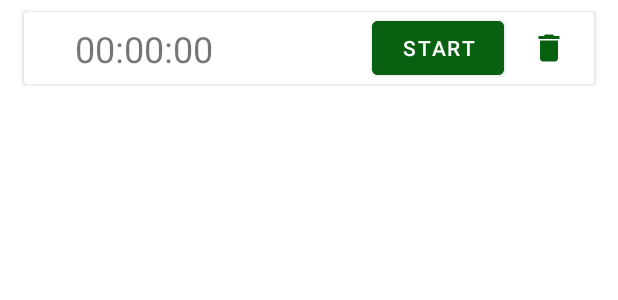
After one commit to segaman21/RSShool2021-Android-task-Pomodoro, an Android app: the layout stopwatch_item.xml on its own in the app's theme, with its tools: preview values and no code run, on a phone screen of 412 x 824 dp. The commit adds this screen. Shown: the top 300 px of the screen. Run offline under Robolectric (Android 15) with nearby library versions, the phone set to English and light mode, and no system bars.

Commit message:
fix timer

```diff
--- /dev/null
+++ b/app/src/main/java/com/example/rsshool2021_android_task_pomodoro/CustomView.kt
@@ -0,0 +1,77 @@
+package com.example.rsshool2021_android_task_pomodoro
+
+import android.content.Context
+import android.graphics.Canvas
+import android.graphics.Color
+import android.graphics.Paint
+import android.util.AttributeSet
+import android.view.View
+import androidx.annotation.AttrRes
+
+class CustomView @JvmOverloads constructor(
+    context: Context,
+    attrs: AttributeSet? = null,
+    @AttrRes defStyleAttr: Int = 0
+) : View(context, attrs, defStyleAttr) {
+
+    private var periodMs = 0L
+    private var currentMs = 0L
+    private var color = 0
+    private var style = FILL
+    private val paint = Paint()
+
+    init {
+        if (attrs != null) {
+            val styledAttrs = context.theme.obtainStyledAttributes(
+                attrs,
+                R.styleable.CustomView,
+                defStyleAttr,
+                0
+            )
+            color = styledAttrs.getColor(R.styleable.CustomView_custom_color, Color.RED)
+            style = styledAttrs.getInt(R.styleable.CustomView_custom_style, FILL)
+            styledAttrs.recycle()
+        }
+
+        paint.color = color
+        paint.style = if (style == FILL) Paint.Style.FILL else Paint.Style.STROKE
+        paint.strokeWidth = 5F
+    }
+
+    override fun onDraw(canvas: Canvas) {
+        super.onDraw(canvas)
+        if (periodMs == 0L || currentMs == 0L) return
+        val startAngel = (((currentMs % periodMs).toFloat() / periodMs) * 360)
+
+        canvas.drawArc(
+            0f,
+            0f,
+            width.toFloat(),
+            height.toFloat(),
+            -90f,
+            startAngel,
+            true,
+            paint
+        )
+    }
+
+    /**
+     * Set lasted milliseconds
+     */
+    fun setCurrent(current: Long) {
+        currentMs = current
+        invalidate()
+    }
+
+    /**
+     * Set time period
+     */
+    fun setPeriod(period: Long) {
+        periodMs = period
+    }
+
+    private companion object {
+
+        private const val FILL = 0
+    }
+}
--- /dev/null
+++ b/app/src/main/res/drawable/blinking_circle.xml
@@ -0,0 +1,10 @@
+<?xml version="1.0" encoding="utf-8"?>
+<animation-list xmlns:android="http://schemas.android.com/apk/res/android"
+    android:oneshot="false">
+    <item
+        android:drawable="@color/transparent"
+        android:duration="700" />
+    <item
+        android:drawable="@drawable/circle"
+        android:duration="700" />
+</animation-list>
--- /dev/null
+++ b/app/src/main/res/drawable/circle.xml
@@ -0,0 +1,8 @@
+<?xml version="1.0" encoding="utf-8"?>
+<shape xmlns:android="http://schemas.android.com/apk/res/android"
+    android:shape="oval">
+    <solid android:color="@color/green" />
+    <size
+        android:width="8dp"
+        android:height="8dp" />
+</shape>
--- /dev/null
+++ b/app/src/main/res/drawable/ic_baseline_delete_24.xml
@@ -0,0 +1,10 @@
+<vector xmlns:android="http://schemas.android.com/apk/res/android"
+    android:width="24dp"
+    android:height="24dp"
+    android:tint="@color/green"
+    android:viewportWidth="24"
+    android:viewportHeight="24">
+    <path
+        android:fillColor="@android:color/white"
+        android:pathData="M6,19c0,1.1 0.9,2 2,2h8c1.1,0 2,-0.9 2,-2V7H6v12zM19,4h-3.5l-1,-1h-5l-1,1H5v2h14V4z" />
+</vector>
--- /dev/null
+++ b/app/src/main/res/drawable/ic_baseline_play_arrow_24.xml
@@ -0,0 +1,10 @@
+<vector xmlns:android="http://schemas.android.com/apk/res/android"
+    android:width="24dp"
+    android:height="24dp"
+    android:viewportWidth="24"
+    android:viewportHeight="24"
+    android:tint="@color/green">
+  <path
+      android:fillColor="@android:color/white"
+      android:pathData="M8,5v14l11,-7z"/>
+</vector>
--- /dev/null
+++ b/app/src/main/res/layout/stopwatch_item.xml
@@ -0,0 +1,78 @@
+<?xml version="1.0" encoding="utf-8"?>
+<androidx.cardview.widget.CardView xmlns:android="http://schemas.android.com/apk/res/android"
+    xmlns:app="http://schemas.android.com/apk/res-auto"
+    android:layout_width="match_parent"
+    android:layout_height="wrap_content"
+    android:layout_marginStart="16dp"
+    android:layout_marginTop="8dp"
+    android:layout_marginEnd="16dp"
+    android:layout_marginBottom="8dp">
+
+    <androidx.constraintlayout.widget.ConstraintLayout
+        android:id="@+id/mainItem"
+        android:layout_width="match_parent"
+        android:layout_height="wrap_content">
+
+        <ImageView
+            android:id="@+id/blinking_indicator"
+            android:layout_width="8dp"
+            android:layout_height="8dp"
+            android:layout_marginStart="16dp"
+            android:background="@drawable/blinking_circle"
+            app:layout_constraintBottom_toBottomOf="parent"
+            app:layout_constraintStart_toStartOf="parent"
+            app:layout_constraintTop_toTopOf="parent" />
+        <TextView
+            android:id="@+id/stopwatch_timer"
+            android:layout_width="0dp"
+            android:layout_height="wrap_content"
+            android:layout_marginStart="10dp"
+            android:text="00:00:00"
+            android:textSize="24sp"
+            app:layout_constraintBottom_toBottomOf="parent"
+            app:layout_constraintStart_toEndOf="@id/blinking_indicator"
+            app:layout_constraintTop_toTopOf="parent" />
+
+        <com.example.rsshool2021_android_task_pomodoro.CustomView
+            android:id="@+id/custom_view_two"
+            android:layout_width="40dp"
+            android:layout_height="40dp"
+            app:custom_color="@color/purple_700"
+            app:custom_style="fill"
+            app:layout_constraintTop_toTopOf="@id/mainItem"
+            app:layout_constraintBottom_toBottomOf="@id/mainItem"
+            app:layout_constraintStart_toEndOf="@id/stopwatch_timer"
+            app:layout_constraintEnd_toStartOf="@id/start_pause_button"/>
+
+        <Button
+            android:id="@+id/start_pause_button"
+            android:layout_width="0dp"
+            android:layout_height="wrap_content"
+            android:layout_marginEnd="10dp"
+            android:padding="8dp"
+            android:text="START"
+            android:backgroundTint="@color/green"
+            android:src="@drawable/ic_baseline_play_arrow_24"
+            app:layout_constraintBottom_toBottomOf="parent"
+            app:layout_constraintEnd_toStartOf="@id/delete_button"
+            app:layout_constraintTop_toTopOf="parent" />
+
+
+        <ImageButton
+            android:id="@+id/delete_button"
+            android:layout_width="0dp"
+            android:layout_height="wrap_content"
+            android:layout_marginEnd="10dp"
+            android:background="@color/cardview_light_background"
+            android:padding="8dp"
+            android:src="@drawable/ic_baseline_delete_24"
+            app:layout_constraintBottom_toBottomOf="parent"
+            app:layout_constraintEnd_toEndOf="parent"
+            app:layout_constraintTop_toTopOf="parent" />
+
+
+
+
+
+    </androidx.constraintlayout.widget.ConstraintLayout>
+</androidx.cardview.widget.CardView>
--- a/app/src/main/res/values/colors.xml
+++ b/app/src/main/res/values/colors.xml
@@ -7,4 +7,7 @@
     <color name="teal_700">#FF018786</color>
     <color name="black">#FF000000</color>
     <color name="white">#FFFFFFFF</color>
+    <color name="green">#086111</color>
+    <color name="green_light">#2cb514</color>
+    <color name="transparent">#00000000</color>
 </resources>
```
Also changed, not shown: app/build.gradle (+8 -0 lines), app/src/main/java/com/example/rsshool2021_android_task_pomodoro/ForegroundService.kt (added, +152 -0 lines), app/src/main/java/com/example/rsshool2021_android_task_pomodoro/MainActivity.kt (+99 -2 lines), app/src/main/java/com/example/rsshool2021_android_task_pomodoro/Stopwatch.kt (added, +9 -0 lines), app/src/main/java/com/example/rsshool2021_android_task_pomodoro/StopwatchAdapter.kt (added, +38 -0 lines), app/src/main/java/com/example/rsshool2021_android_task_pomodoro/StopwatchListener.kt (added, +12 -0 lines), app/src/main/java/com/example/rsshool2021_android_task_pomodoro/StopwatchViewHolder.kt (added, +126 -0 lines), app/src/main/res/drawable/ic_baseline_pause_24.xml (added, +10 -0 lines), app/src/main/res/drawable/ic_baseline_refresh_24.xml (added, +10 -0 lines), app/src/main/res/drawable/ic_launcher_foreground.xml (added, +30 -0 lines), app/src/main/res/layout/activity_main.xml (+29 -5 lines), app/src/main/res/values/attrs.xml (added, +9 -0 lines).
